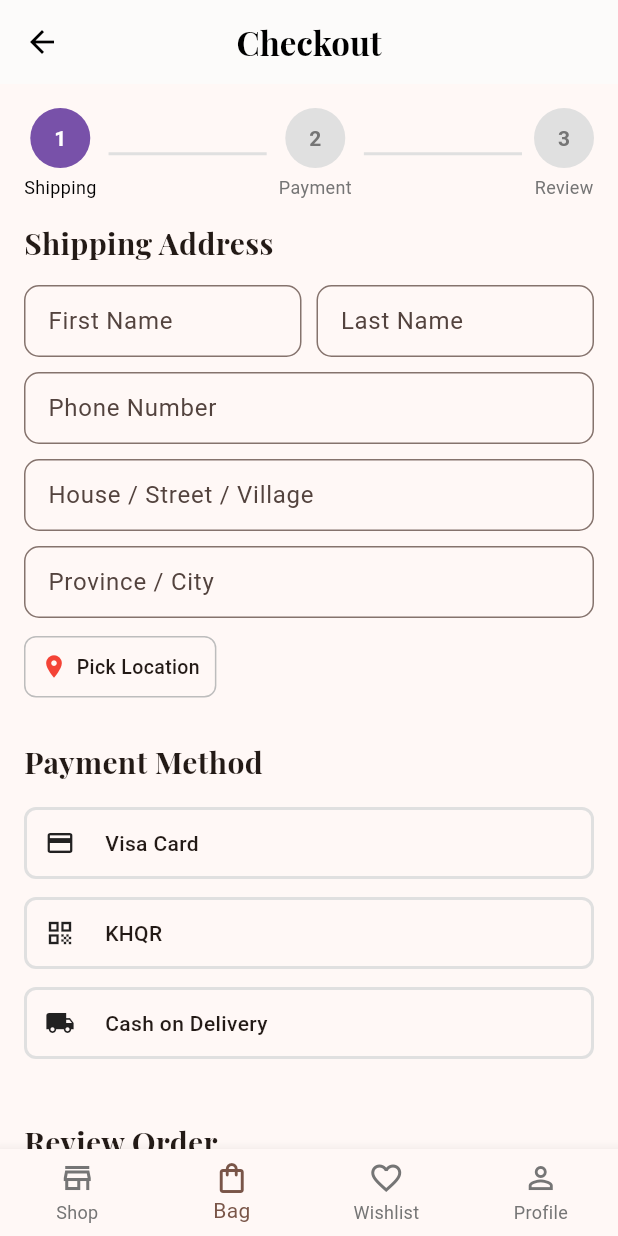
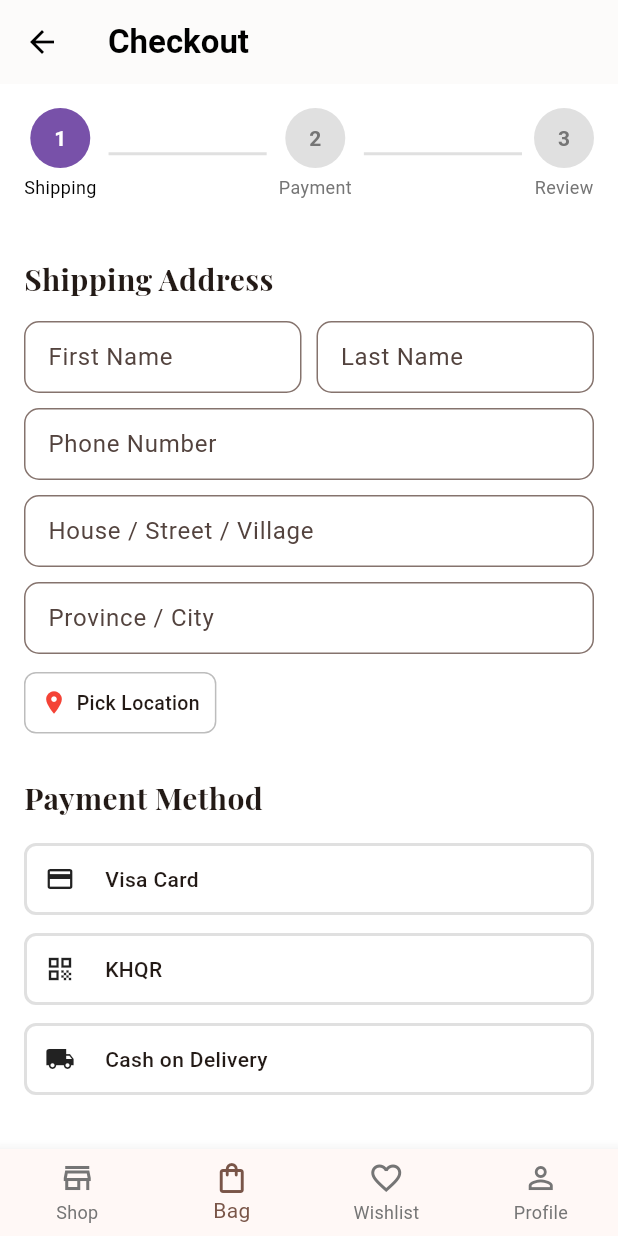
Before and after one commit to Houysang/Project-Flutter_Woman-Cloth-Shop, a Flutter app: the CheckoutPage screen opened by its route, on a phone screen of 412 x 824 dp. Run offline on Flutter 3.47's test engine with Material 3 defaults, Android fonts, the phone set to English and light mode, and no system bars; our stand-ins replace google_fonts.

Commit message:
Correct header

```diff
--- a/women_cloth_shop/lib/screens/checkout_page.dart
+++ b/women_cloth_shop/lib/screens/checkout_page.dart
@@ -1,5 +1,4 @@
 import 'package:flutter/material.dart';
-import 'package:google_fonts/google_fonts.dart';
 import '../components/app_footer.dart';
 import '../components/checkout/step_indicator.dart';
 import '../components/checkout/shipping_address_form.dart';
@@ -18,7 +17,6 @@ class CheckoutPage extends StatefulWidget {
 class _CheckoutPageState extends State<CheckoutPage> {
   final _formKey = GlobalKey<FormState>();
 
-  // Controllers
   final _firstNameCtrl = TextEditingController();
   final _lastNameCtrl = TextEditingController();
   final _addressCtrl = TextEditingController();
@@ -61,18 +59,21 @@ class _CheckoutPageState extends State<CheckoutPage> {
     });
   }
 
-  // ===== PRICE =====
   double get subtotal {
     double sum = 0;
-    for (final c in cart) {
-      final p =
-          double.tryParse(c.price.replaceAll(RegExp(r'[^0-9.]'), '')) ?? 0;
-      sum += p * c.quantity;
+
+    for (final item in cart) {
+      final price =
+          double.tryParse(item.price.replaceAll(RegExp(r'[^0-9.]'), '')) ?? 0;
+
+      sum += price * item.quantity;
     }
+
     return sum;
   }
 
   double get tax => subtotal * 0.2;
+
   double get total => subtotal + tax;
 
   @override
@@ -90,6 +91,7 @@ class _CheckoutPageState extends State<CheckoutPage> {
     if (!_formKey.currentState!.validate()) return;
 
     final orderTotal = total;
+
     clearCart();
 
     Navigator.pushReplacementNamed(
@@ -105,34 +107,36 @@ class _CheckoutPageState extends State<CheckoutPage> {
   @override
   Widget build(BuildContext context) {
     return Scaffold(
+      backgroundColor: Colors.white,
+
+      // HEADER LIKE WISHLIST
       appBar: AppBar(
         backgroundColor: Colors.white,
         elevation: 0.5,
-        leading: IconButton(
-          icon: const Icon(Icons.arrow_back, color: Colors.black),
-          onPressed: () => Navigator.pop(context),
+        title: const Text(
+          'Checkout',
+          style: TextStyle(
+            color: Colors.black,
+            fontWeight: FontWeight.bold,
           ),
-        title: Text(
-          'Checkout',
-          style: GoogleFonts.playfairDisplay(
-            fontWeight: FontWeight.bold,
+        ),
+        iconTheme: const IconThemeData(
           color: Colors.black,
         ),
       ),
-        centerTitle: true,
-      ),
+
       body: SingleChildScrollView(
         controller: _scrollController,
-        child: Padding(
         padding: const EdgeInsets.all(16),
         child: Form(
           key: _formKey,
           child: Column(
             crossAxisAlignment: CrossAxisAlignment.start,
             children: [
-                StepIndicator(currentStep: _currentStep),
-
-                // ===== SHIPPING =====
+              StepIndicator(
+                currentStep: _currentStep,
+              ),
+              const SizedBox(height: 24),
               ShippingAddressForm(
                 firstNameCtrl: _firstNameCtrl,
                 lastNameCtrl: _lastNameCtrl,
@@ -141,79 +145,73 @@ class _CheckoutPageState extends State<CheckoutPage> {
                 phoneCtrl: _phoneCtrl,
                 onPickLocation: () {},
               ),
-
               const SizedBox(height: 28),
-
-                // ===== PAYMENT =====
               PaymentMethodSection(
                 selectedPayment: _selectedPayment,
                 onPaymentChanged: (value) {
                   setState(() {
                     _selectedPayment = value;
+                  });
+
                   _updateStep();
-                    });
                 },
               ),
-
               const SizedBox(height: 28),
-
-                // ===== REVIEW =====
-                OrderReviewSection(cartItems: cart),
-
+              OrderReviewSection(
+                cartItems: cart,
+              ),
               const SizedBox(height: 20),
-
-                // ===== PRICE =====
               PriceBreakdown(
                 subtotal: subtotal,
                 tax: tax,
                 total: total,
               ),
-
-                const SizedBox(height: 20),
-
-                // ===== BUTTON =====
+              const SizedBox(height: 24),
               SizedBox(
                 width: double.infinity,
-                  height: 50,
+                height: 52,
                 child: ElevatedButton(
                   onPressed: _placeOrder,
                   style: ElevatedButton.styleFrom(
                     backgroundColor: const Color.fromARGB(255, 180, 138, 96),
+                    foregroundColor: Colors.white,
+                    elevation: 0,
                     shape: RoundedRectangleBorder(
                       borderRadius: BorderRadius.circular(25),
                     ),
                   ),
-                    child: Text(
+                  child: const Text(
                     'PLACE ORDER',
-                      style: GoogleFonts.poppins(
+                    style: TextStyle(
                       fontSize: 14,
                       fontWeight: FontWeight.w600,
                       letterSpacing: 1.5,
-                        color: Colors.white,
                     ),
                   ),
                 ),
               ),
-
-                const SizedBox(height: 12),
-
+              const SizedBox(height: 16),
               Center(
                 child: Text(
                   'By placing your order, you agree to our\nTerms of Service and Privacy Policy.',
                   textAlign: TextAlign.center,
-                    style: TextStyle(fontSize: 11, color: Colors.grey[600]),
+                  style: TextStyle(
+                    fontSize: 11,
+                    color: Colors.grey.shade600,
                   ),
                 ),
-
+              ),
               const SizedBox(height: 32),
             ],
           ),
         ),
       ),
-      ),
+
       bottomNavigationBar: AppFooter(
         currentIndex: 1,
-        onTap: (i) => AppFooter.navigateTo(context, i),
+        onTap: (index) {
+          AppFooter.navigateTo(context, index);
+        },
       ),
     );
   }
--- a/women_cloth_shop/lib/screens/order_confirmation_page.dart
+++ b/women_cloth_shop/lib/screens/order_confirmation_page.dart
@@ -132,10 +132,15 @@ class _OrderConfirmationPageState extends State<OrderConfirmationPage> {
         backgroundColor: Colors.white,
         elevation: 0.5,
         title: const Text(
-          'Order Confirmed',
-          style: TextStyle(color: Colors.black),
+          'Order Confirmation',
+          style: TextStyle(
+            color: Colors.black,
+            fontWeight: FontWeight.bold,
+          ),
         ),
-        iconTheme: const IconThemeData(color: Colors.black),
+        iconTheme: const IconThemeData(
+          color: Colors.black,
+        ),
       ),
       body: SingleChildScrollView(
         padding: const EdgeInsets.all(24),
```
Lines whose indentation alone changed are shown as unchanged.
